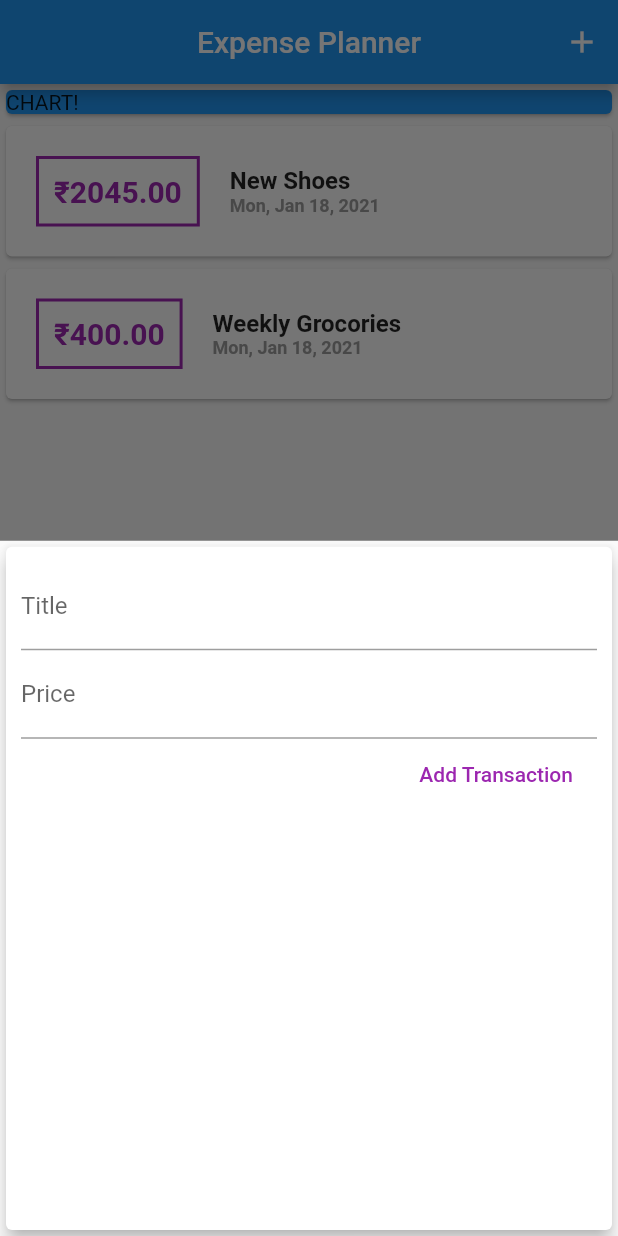
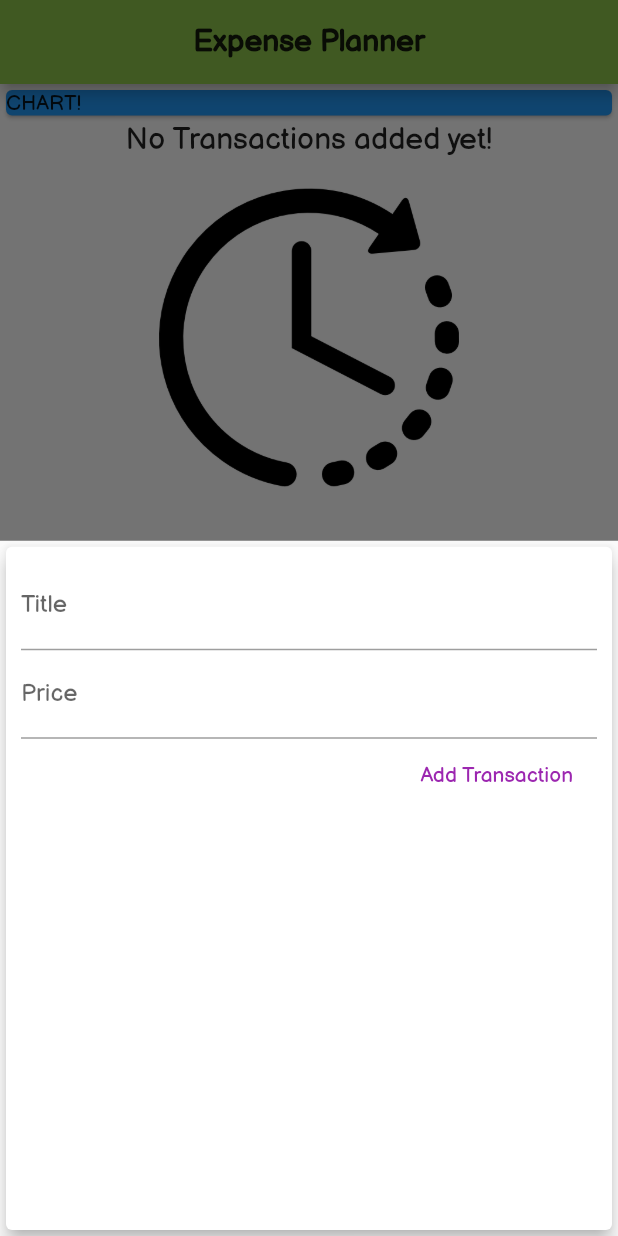
Before and after one commit to itzVort3x1/expense-planner, a Flutter app: the screen it shows after launch, after a tap on the "add" icon, on a phone screen of 412 x 824 dp. Run offline on Flutter 3.47's test engine with Material 2 defaults, Android fonts, the phone set to English and light mode, and no system bars.

Commit message:
added styling

```diff
--- a/lib/main.dart
+++ b/lib/main.dart
@@ -12,6 +12,21 @@ class MyApp extends StatelessWidget {
     return MaterialApp(
       debugShowCheckedModeBanner: false,
       title: 'Expense Planner',
+      theme: ThemeData(
+        primarySwatch: Colors.lightGreen,
+        accentColor: Colors.cyan,
+        fontFamily: 'Sans',
+        appBarTheme: AppBarTheme(
+          textTheme: ThemeData.light().textTheme.copyWith(
+            title: TextStyle(
+              fontFamily: 'Sans',
+              fontSize: 20,
+              color: Colors.black87,
+              fontWeight: FontWeight.bold
+            ),
+          )
+        )
+      ),
       home: MyHomePage(),
     );
   }
@@ -26,10 +41,10 @@ class MyHomePage extends StatefulWidget {
 class _MyHomePageState extends State<MyHomePage> {
 
   final List<Transaction> _userTransactions = [
-    Transaction(
-        id: 't1', title: 'New Shoes', amount: 2045, date: DateTime.now()),
-    Transaction(
-        id: 't2', title: 'Weekly Grocories', amount: 400, date: DateTime.now()),
+    // Transaction(
+    //     id: 't1', title: 'New Shoes', amount: 2045, date: DateTime.now()),
+    // Transaction(
+    //     id: 't2', title: 'Weekly Grocories', amount: 400, date: DateTime.now()),
   ];
 
   void _addNewTransaction(String txTitle, double txAmount){
@@ -60,9 +75,9 @@ class _MyHomePageState extends State<MyHomePage> {
         title: Text(
           'Expense Planner',
         ),
-        actions: [
-          IconButton(icon: Icon(Icons.add), onPressed:() =>  _startAddNewTransaction(context))
-        ],
+        // actions: [
+        //   IconButton(icon: Icon(Icons.add), onPressed:() =>  _startAddNewTransaction(context))
+        // ],
       ),
       body: SingleChildScrollView(
         child: Column(
--- a/lib/widgets/new_transaction.dart
+++ b/lib/widgets/new_transaction.dart
@@ -1,14 +1,21 @@
 import 'package:flutter/material.dart';
 
-class NewTransaction extends StatelessWidget {
+class NewTransaction extends StatefulWidget {
   final Function addTx;
 
   // String titleInput;
   // String amountInput;
-  final titleController = TextEditingController();
-  final amountController = TextEditingController();
 
   NewTransaction(this.addTx);
+
+  @override
+  _NewTransactionState createState() => _NewTransactionState();
+}
+
+class _NewTransactionState extends State<NewTransaction> {
+  final titleController = TextEditingController();
+
+  final amountController = TextEditingController();
 
   void submitData(){
     final enteredTitle = titleController.text;
@@ -18,7 +25,9 @@ class NewTransaction extends StatelessWidget {
       return;
     }
 
-    addTx(enteredTitle, enteredAmount);
+    widget.addTx(enteredTitle, enteredAmount);
+
+    Navigator.of(context).pop();
   }
 
   @override
--- a/lib/widgets/transaction_list.dart
+++ b/lib/widgets/transaction_list.dart
@@ -11,7 +11,15 @@ class TransactionList extends StatelessWidget {
   Widget build(BuildContext context) {
     return Container(
       height: 400,
-      child: ListView.builder(
+      child: transactions.isEmpty ? Column(children: [
+        Text('No Transactions added yet!', style: Theme.of(context).textTheme.title,),
+        SizedBox(
+          height: 20,
+        ),
+        Container(
+            height: 200,
+            child: Image.asset('assets/images/time-left.png', fit: BoxFit.cover,)),
+      ],) : ListView.builder(
         itemBuilder: (context, index) {
           return Card(
             child: Row(
@@ -19,7 +27,7 @@ class TransactionList extends StatelessWidget {
                 Container(
                   margin: EdgeInsets.all(20.0),
                   decoration: BoxDecoration(
-                    border: Border.all(color: Colors.purple, width: 2),
+                    border: Border.all(color: Theme.of(context).primaryColor, width: 2),
                   ),
                   padding: EdgeInsets.all(10.0),
                   child: Text(
@@ -27,7 +35,7 @@ class TransactionList extends StatelessWidget {
                     style: TextStyle(
                         fontWeight: FontWeight.bold,
                         fontSize: 20,
-                        color: Colors.purple),
+                        color: Theme.of(context).primaryColorDark),
                   ),
                 ),
                 Column(
@@ -36,7 +44,10 @@ class TransactionList extends StatelessWidget {
                     Text(
                       transactions[index].title,
                       style: TextStyle(
-                          fontWeight: FontWeight.bold, fontSize: 16),
+                        fontFamily: 'Caveat',
+                        fontSize: 20,
+                        fontWeight: FontWeight.w700
+                      )
                     ),
                     Text(
                       DateFormat.yMMMEd().format(transactions[index].date),
```
Also changed, not shown: lib/widgets/chart.dart (added, +18 -0 lines), pubspec.yaml (+11 -14 lines), assets/fonts/BalsamiqSans-Regular.ttf (added), assets/fonts/Caveat-VariableFont_wght.ttf (added), assets/images/time-left.png (added).
